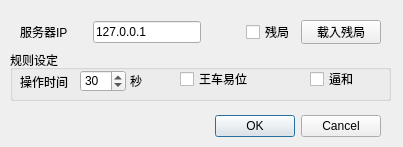
First picture: the form in Network/startserver.ui, repository GodofTheFallen/ChessOnline, before the edit.
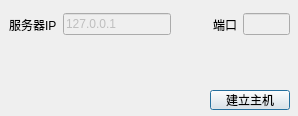
Second picture: the form after the edit.

The edit to the form file:
```diff
--- a/Network/startserver.ui
+++ b/Network/startserver.ui
@@ -9,120 +9,33 @@
    <rect>
     <x>0</x>
     <y>0</y>
-    <width>403</width>
-    <height>147</height>
+    <width>298</width>
+    <height>116</height>
    </rect>
   </property>
-  <property name="sizePolicy">
-   <sizepolicy hsizetype="Fixed" vsizetype="Fixed">
-    <horstretch>0</horstretch>
-    <verstretch>0</verstretch>
-   </sizepolicy>
-  </property>
   <property name="windowTitle">
    <string>建立主机</string>
   </property>
-  <widget class="QDialogButtonBox" name="buttonBox">
-   <property name="geometry">
-    <rect>
-     <x>40</x>
-     <y>110</y>
-     <width>341</width>
-     <height>32</height>
-    </rect>
-   </property>
-   <property name="orientation">
-    <enum>Qt::Horizontal</enum>
-   </property>
-   <property name="standardButtons">
-    <set>QDialogButtonBox::Cancel|QDialogButtonBox::Ok</set>
-   </property>
-  </widget>
-  <widget class="QGroupBox" name="groupBox">
+  <widget class="QLabel" name="label_msg">
    <property name="geometry">
     <rect>
      <x>10</x>
      <y>50</y>
-     <width>381</width>
-     <height>51</height>
+     <width>281</width>
+     <height>31</height>
     </rect>
    </property>
-   <property name="title">
-    <string>规则设定</string>
+   <property name="text">
+    <string/>
    </property>
-   <widget class="QSpinBox" name="spinBox_time">
-    <property name="geometry">
-     <rect>
-      <x>70</x>
-      <y>20</y>
-      <width>46</width>
-      <height>22</height>
-     </rect>
-    </property>
-    <property name="value">
-     <number>30</number>
-    </property>
-   </widget>
-   <widget class="QLabel" name="label_2">
-    <property name="geometry">
-     <rect>
-      <x>10</x>
-      <y>21</y>
-      <width>54</width>
-      <height>21</height>
-     </rect>
-    </property>
-    <property name="text">
-     <string>操作时间</string>
-    </property>
-   </widget>
-   <widget class="QLabel" name="label_3">
-    <property name="geometry">
-     <rect>
-      <x>120</x>
-      <y>20</y>
-      <width>21</width>
-      <height>21</height>
-     </rect>
-    </property>
-    <property name="text">
-     <string>秒</string>
-    </property>
-   </widget>
-   <widget class="QCheckBox" name="checkBox_castling">
-    <property name="geometry">
-     <rect>
-      <x>170</x>
-      <y>20</y>
-      <width>73</width>
-      <height>18</height>
-     </rect>
-    </property>
-    <property name="text">
-     <string>王车易位</string>
-    </property>
-   </widget>
-   <widget class="QCheckBox" name="checkBox_draw">
-    <property name="geometry">
-     <rect>
-      <x>300</x>
-      <y>20</y>
-      <width>51</width>
-      <height>18</height>
-     </rect>
-    </property>
-    <property name="text">
-     <string>逼和</string>
-    </property>
-   </widget>
   </widget>
   <widget class="QWidget" name="horizontalLayoutWidget">
    <property name="geometry">
     <rect>
-     <x>20</x>
-     <y>20</y>
-     <width>361</width>
-     <height>24</height>
+     <x>9</x>
+     <y>9</y>
+     <width>281</width>
+     <height>31</height>
     </rect>
    </property>
    <layout class="QHBoxLayout" name="horizontalLayout">
@@ -133,24 +46,11 @@
       </property>
      </widget>
     </item>
-    <item>
-     <spacer name="horizontalSpacer_2">
-      <property name="orientation">
-       <enum>Qt::Horizontal</enum>
-      </property>
-      <property name="sizeType">
-       <enum>QSizePolicy::Preferred</enum>
-      </property>
-      <property name="sizeHint" stdset="0">
-       <size>
-        <width>20</width>
-        <height>20</height>
-       </size>
-      </property>
-     </spacer>
-    </item>
     <item>
      <widget class="QLineEdit" name="lineEdit_serverIP">
+      <property name="enabled">
+       <bool>false</bool>
+      </property>
       <property name="sizePolicy">
        <sizepolicy hsizetype="Fixed" vsizetype="Fixed">
         <horstretch>0</horstretch>
@@ -176,27 +76,49 @@
      </spacer>
     </item>
     <item>
-     <widget class="QCheckBox" name="checkBox_remain">
+     <widget class="QLabel" name="label_2">
       <property name="text">
-       <string>残局</string>
+       <string>端口</string>
       </property>
      </widget>
     </item>
     <item>
-     <widget class="QPushButton" name="pushButton_loadRemain">
+     <widget class="QLineEdit" name="lineEdit">
+      <property name="enabled">
+       <bool>false</bool>
+      </property>
       <property name="sizePolicy">
-       <sizepolicy hsizetype="Fixed" vsizetype="Fixed">
+       <sizepolicy hsizetype="Expanding" vsizetype="Fixed">
         <horstretch>0</horstretch>
         <verstretch>0</verstretch>
        </sizepolicy>
       </property>
+      <property name="maximumSize">
+       <size>
+        <width>50</width>
+        <height>16777215</height>
+       </size>
+      </property>
       <property name="text">
-       <string>载入残局</string>
+       <string/>
       </property>
      </widget>
     </item>
    </layout>
   </widget>
+  <widget class="QPushButton" name="pushButton">
+   <property name="geometry">
+    <rect>
+     <x>210</x>
+     <y>90</y>
+     <width>80</width>
+     <height>20</height>
+    </rect>
+   </property>
+   <property name="text">
+    <string>建立主机</string>
+   </property>
+  </widget>
  </widget>
  <resources/>
  <connections>
```
Left out of the diff: 40 changed lines with no effect on the pictures.
